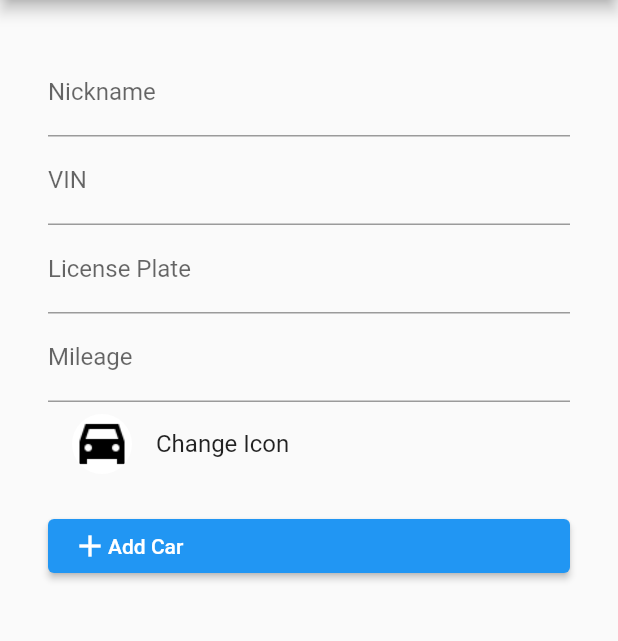
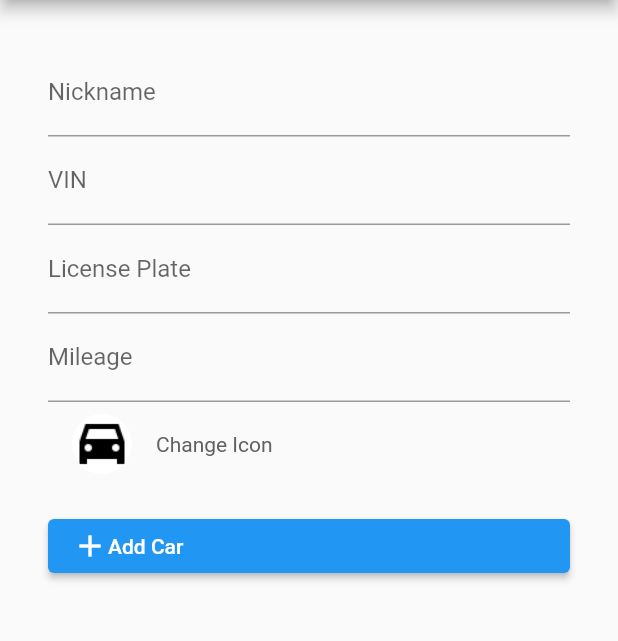
Before and after one commit to eulaly/dash, a Flutter app: the NewCarScreen screen opened directly, on a phone screen of 412 x 824 dp, the part 84-725 px from its top. Run offline on Flutter 3.47's test engine with Material 2 defaults, Android fonts, the phone set to English and light mode, and no system bars; our stand-ins replace firebase_core, google_fonts, sqflite; accounts and stored records are empty.

Commit message:
updated iconpicker

```diff
--- a/lib/main.dart
+++ b/lib/main.dart
@@ -8,15 +8,17 @@ import 'package:dash/utils/dbhelper_sqflite.dart';
 import 'package:dash/models/car.dart';
 import 'package:dash/models/txn.dart';
 import 'package:dash/screens/screens.dart';
+import 'package:dash/theme.dart';
 // import 'package:flutter/src/widgets/form.dart';
 
 void main() async {
   runApp(
     ChangeNotifierProvider(
       create: (context) => GarageModel(),
-      child: const MaterialApp(
+      child: MaterialApp(
         title: 'Dashboard',
         home: MyApp(),
+        theme: appTheme,
 /*         initialRoute: '/',
         routes: {
           '/': (context) => const MyApp(),
--- a/lib/screens/car_edit.dart
+++ b/lib/screens/car_edit.dart
@@ -105,7 +105,10 @@ class _EditCarScreenState extends State<EditCarScreen> {
                   leading: CircleAvatar(
                       backgroundImage: AssetImage(car.icon ?? selectedIcon),
                       backgroundColor: Colors.white),
-                  title: const Text("Change Icon"),
+                  title: Text(
+                    "Change Icon",
+                    style: TextStyle(color: Colors.grey[700], fontSize: 14),
+                  ),
                   onTap: () => showDialog(
                       barrierColor: Colors.black.withOpacity(.5),
                       context: context,
@@ -113,7 +116,6 @@ class _EditCarScreenState extends State<EditCarScreen> {
                         return ip;
                       }).then((value) => setState(
                         () {
-                          // selectedIcon = ip.selectedIcon;
                           selectedIcon = value;
                         },
                       ))),
--- a/lib/screens/car_new.dart
+++ b/lib/screens/car_new.dart
@@ -86,7 +86,10 @@ class _NewCarScreenState extends State<NewCarScreen> {
                   leading: CircleAvatar(
                       backgroundImage: AssetImage(selectedIcon),
                       backgroundColor: Colors.white),
-                  title: const Text("Change Icon"),
+                  title: Text(
+                    "Change Icon",
+                    style: TextStyle(color: Colors.grey[700], fontSize: 14),
+                  ),
                   onTap: () => showDialog(
                       barrierColor: Colors.black.withOpacity(.5),
                       context: context,
--- a/pubspec.yaml
+++ b/pubspec.yaml
@@ -1,5 +1,5 @@
 name: dash
-description: A new Flutter project.
+description: Keep track of your car stuff.
 
 # The following line prevents the package from being accidentally published to
 # pub.dev using `flutter pub publish`. This is preferred for private packages.
@@ -36,7 +36,7 @@ dependencies:
   sqflite: any
   path:
   path_provider: ^2.0.11
-
+  google_fonts: ^3.0.1
 
   # The following adds the Cupertino Icons font to your application.
   # Use with the CupertinoIcons class for iOS style icons.
```
Also changed, not shown: lib/screens/car_detail.dart (+15 -3 lines), lib/theme.dart (added, +12 -0 lines), pubspec.lock.
